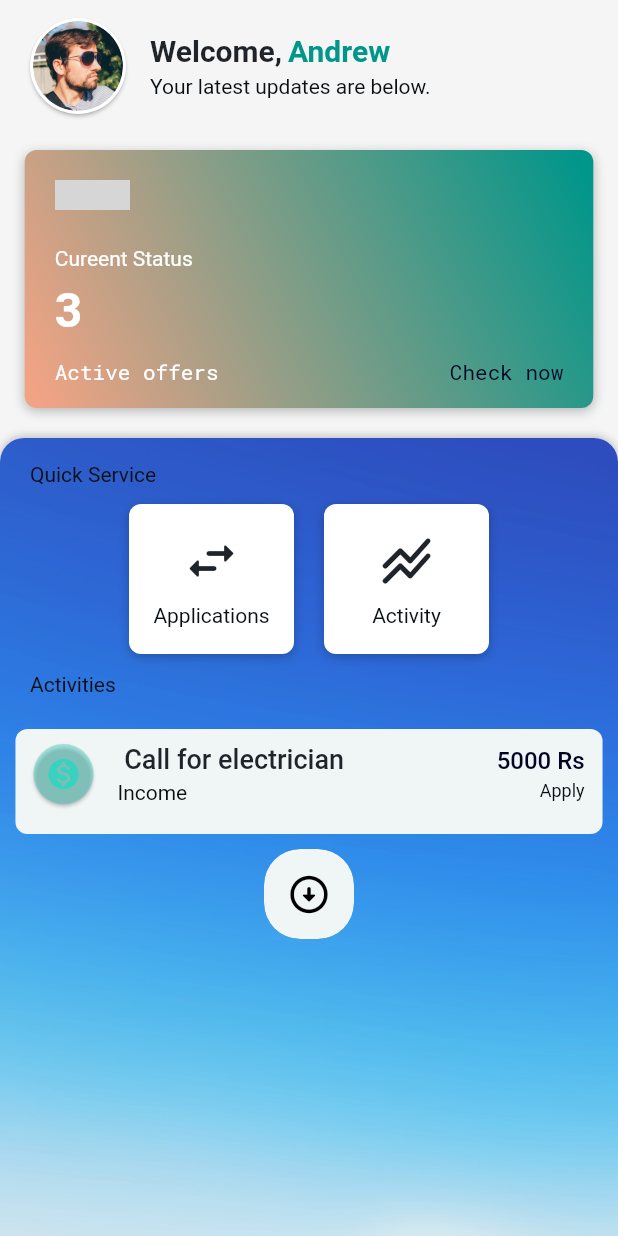
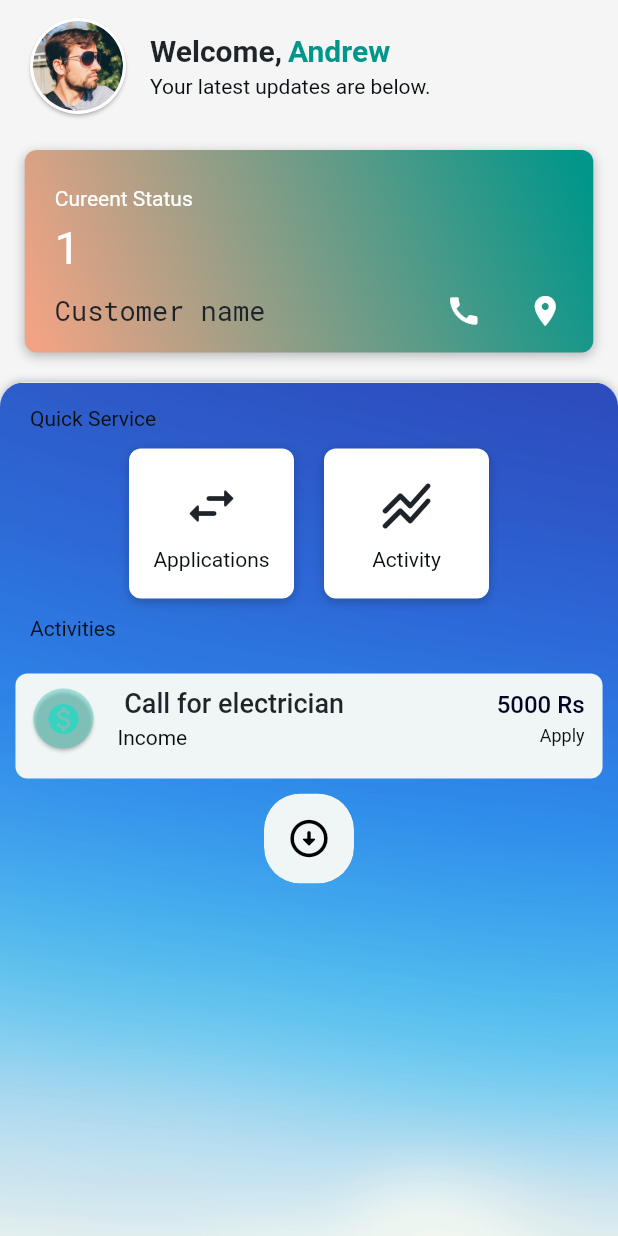
Before and after one commit to dhruvja/jobista, a Flutter app: the WorkerHomeWidget screen opened directly, on a phone screen of 412 x 824 dp. Run offline on Flutter 3.47's test engine with Material 2 defaults, Android fonts, the phone set to English and light mode, and no system bars; our stand-ins replace auto_size_text, easy_debounce, firebase_auth, firebase_core, firebase_storage, flutter_rating_bar and 12 more; missing offline and left inert: json_path, mime_type; accounts and stored records are empty; Roboto replaces fonts that are missing (Lexend Deca); grey boxes are pictures that could not be loaded.

Commit message:
worker page updated

```diff
--- a/lib/generate_bill/generate_bill_widget.dart
+++ b/lib/generate_bill/generate_bill_widget.dart
@@ -236,7 +236,7 @@ class _GenerateBillWidgetState extends State<GenerateBillWidget> {
                             count: countControllerValue ??= 100,
                             updateCount: (count) =>
                                 setState(() => countControllerValue = count),
-                            stepSize: 100,
+                            stepSize: 50,
                             minimum: 100,
                             maximum: 150000,
                           ),
--- a/lib/worker_home/worker_home_widget.dart
+++ b/lib/worker_home/worker_home_widget.dart
@@ -139,21 +139,6 @@ class _WorkerHomeWidgetState extends State<WorkerHomeWidget> {
                       children: [
                         Padding(
                           padding:
-                              EdgeInsetsDirectional.fromSTEB(20, 20, 20, 0),
-                          child: Row(
-                            mainAxisSize: MainAxisSize.max,
-                            children: [
-                              Image.asset(
-                                'assets/images/JOBista.png',
-                                width: 50,
-                                height: 20,
-                                fit: BoxFit.cover,
-                              ),
-                            ],
-                          ),
-                        ),
-                        Padding(
-                          padding:
                               EdgeInsetsDirectional.fromSTEB(20, 24, 20, 0),
                           child: Row(
                             mainAxisSize: MainAxisSize.max,
@@ -176,12 +161,12 @@ class _WorkerHomeWidgetState extends State<WorkerHomeWidget> {
                             mainAxisSize: MainAxisSize.max,
                             children: [
                               Text(
-                                '3',
+                                '1',
                                 style: FlutterFlowTheme.title1.override(
                                   fontFamily: 'Lexend Deca',
                                   color: Colors.white,
-                                  fontSize: 32,
-                                  fontWeight: FontWeight.bold,
+                                  fontSize: 30,
+                                  fontWeight: FontWeight.normal,
                                 ),
                               ),
                             ],
@@ -194,23 +179,46 @@ class _WorkerHomeWidgetState extends State<WorkerHomeWidget> {
                             mainAxisSize: MainAxisSize.max,
                             mainAxisAlignment: MainAxisAlignment.spaceBetween,
                             children: [
+                              Column(
+                                mainAxisSize: MainAxisSize.max,
+                                crossAxisAlignment: CrossAxisAlignment.start,
+                                children: [
                                   Text(
-                                'Active offers',
+                                    'Customer name',
                                     style: FlutterFlowTheme.bodyText1.override(
                                       fontFamily: 'Roboto Mono',
-                                  color: Colors.white,
-                                  fontSize: 14,
+                                      color: FlutterFlowTheme.dark400,
+                                      fontSize: 18,
                                       fontWeight: FontWeight.normal,
                                     ),
                                   ),
-                              Text(
-                                'Check now',
-                                style: FlutterFlowTheme.bodyText1.override(
-                                  fontFamily: 'Roboto Mono',
-                                  color: Color(0xFF010524),
-                                  fontSize: 14,
-                                  fontWeight: FontWeight.normal,
+                                ],
                               ),
+                              Column(
+                                mainAxisSize: MainAxisSize.max,
+                                mainAxisAlignment: MainAxisAlignment.end,
+                                children: [
+                                  Padding(
+                                    padding: EdgeInsetsDirectional.fromSTEB(
+                                        90, 0, 0, 0),
+                                    child: Icon(
+                                      Icons.call,
+                                      color: FlutterFlowTheme.customColor1,
+                                      size: 24,
+                                    ),
+                                  ),
+                                ],
+                              ),
+                              Column(
+                                mainAxisSize: MainAxisSize.max,
+                                crossAxisAlignment: CrossAxisAlignment.end,
+                                children: [
+                                  Icon(
+                                    Icons.location_on,
+                                    color: FlutterFlowTheme.customColor1,
+                                    size: 24,
+                                  ),
+                                ],
                               ),
                             ],
                           ),
```
Lines whose indentation alone changed are shown as unchanged.
